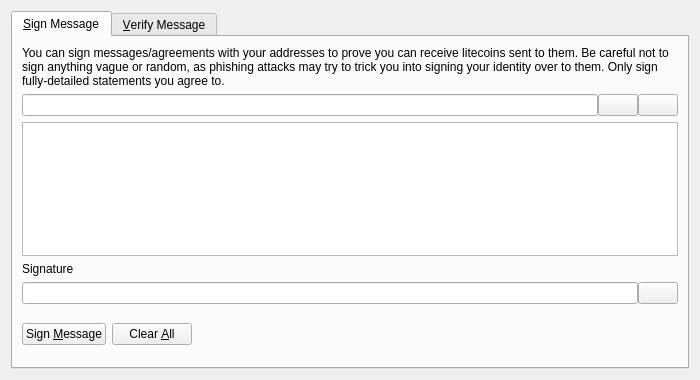
JoffreyB31/ApsioCoin, file src/qt/forms/signverifymessagedialog.ui: the form before one commit.
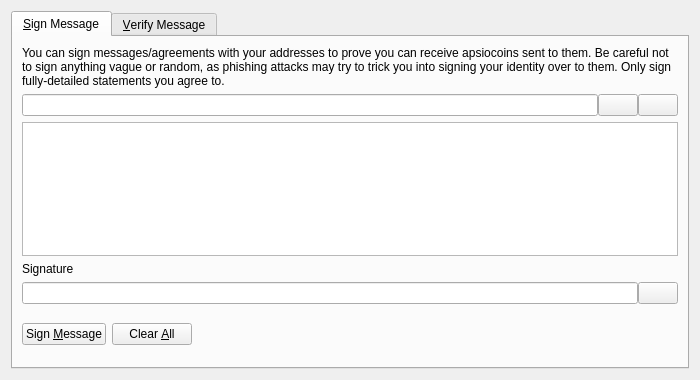
The form after the commit. Icons and pictures are not drawn. Custom widgets are drawn as their Qt base class.

Commit message: Renaming litecoin/ltc occurences to apsiocoin/apc

```diff
--- a/src/qt/forms/signverifymessagedialog.ui
+++ b/src/qt/forms/signverifymessagedialog.ui
@@ -30,7 +30,7 @@
        <item>
         <widget class="QLabel" name="infoLabel_SM">
          <property name="text">
-          <string>You can sign messages/agreements with your addresses to prove you can receive litecoins sent to them. Be careful not to sign anything vague or random, as phishing attacks may try to trick you into signing your identity over to them. Only sign fully-detailed statements you agree to.</string>
+          <string>You can sign messages/agreements with your addresses to prove you can receive apsiocoins sent to them. Be careful not to sign anything vague or random, as phishing attacks may try to trick you into signing your identity over to them. Only sign fully-detailed statements you agree to.</string>
          </property>
          <property name="textFormat">
           <enum>Qt::PlainText</enum>
```
Left out of the diff: 8 changed lines with no effect on the pictures. The commit also changes 272 other files.
